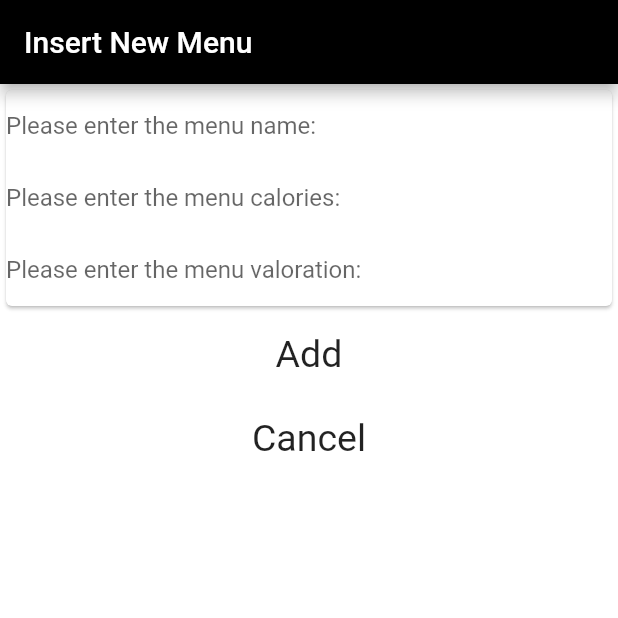
After one commit to JoakoDr/FastFoodFlutter, a Flutter app: the InsertFood screen opened directly, on a phone screen of 412 x 824 dp, the top half of it. The commit adds this screen. Run offline on Flutter 3.47's test engine with Material 2 defaults, Android fonts, the phone set to English and light mode, and no system bars; our stand-ins replace cloud_firestore, firebase_auth; accounts and stored records are empty.

Commit message:
Insert Design

```diff
--- /dev/null
+++ b/lib/InsertFood.dart
@@ -0,0 +1,82 @@
+import 'package:cloud_firestore/cloud_firestore.dart';
+import 'package:flutter/material.dart';
+import 'package:flutter_firebase/Models/Menu.dart';
+import 'package:flutter_firebase/main.dart';
+
+
+class InsertFood extends StatefulWidget {
+  Menu menu;
+
+  InsertFood();
+  @override
+  _InsertFoodState createState() {
+    return _InsertFoodState();
+  }
+}
+
+class _InsertFoodState extends State<InsertFood> {
+  final name = TextEditingController();
+  final valoration = TextEditingController();
+  final calories = TextEditingController();
+  @override
+  Widget build(BuildContext context) {
+    return Scaffold(
+      appBar: AppBar(title: Text('Insert New Menu'), backgroundColor: Colors.black,),
+      body: new Container(
+        color: Colors.white,
+        child: new Column(
+          crossAxisAlignment: CrossAxisAlignment.stretch,
+          children: <Widget>[
+            new Card(
+                child:
+                new Column(
+                  children: <Widget>[
+                    TextField(
+                      decoration: InputDecoration(
+                        border: InputBorder.none,
+                        hintText: "Please enter the menu name: ",
+                      ),
+                      controller: name,
+                    ),
+                    TextField(
+                      decoration: InputDecoration(
+                        border: InputBorder.none,
+                        hintText: "Please enter the menu calories: ",
+                      ),
+                      controller: calories,
+                    ),
+                    TextField(
+                      decoration: InputDecoration(
+                        border: InputBorder.none,
+                        hintText: "Please enter the menu valoration: ",
+                      ),
+                      controller: valoration,
+                    ),
+                  ],
+                )
+
+            ),
+
+            ListTile(
+              title: new Text("Add", style: TextStyle(fontSize: 25), textAlign: TextAlign.center,),
+              onTap: ()
+              {
+
+              },
+            ),
+            ListTile(
+              title: new Text("Cancel", style: TextStyle(fontSize: 25), textAlign: TextAlign.center,),
+              onTap: ()
+              {
+              },
+            ),
+          ],
+        ),
+      ),
+    );
+  }
+
+
+
+
+}
--- a/lib/main.dart
+++ b/lib/main.dart
@@ -2,6 +2,7 @@ import 'package:cloud_firestore/cloud_firestore.dart';
 import 'package:flutter/material.dart';
 import 'package:flutter_firebase/FastFoodDetails.dart';
 import 'package:flutter_firebase/FoodMenuDetails.dart';
+import 'package:flutter_firebase/InsertFood.dart';
 import 'package:flutter_firebase/Models/Restaurant.dart';
 import 'package:flutter_firebase/auth.dart';
 import 'package:flutter_firebase/logIn_SignUp.dart';
@@ -68,7 +69,7 @@ class _MyHomePageState extends State<MyHomePage> {
               title: Text("Insert", style: TextStyle(fontSize: 25),),
               onTap: ()
               {
-                print("No puedes pringao");
+                _insert();
               },
             ),
             ListTile(
@@ -94,6 +95,19 @@ class _MyHomePageState extends State<MyHomePage> {
       Navigator.pushReplacement(
         context,
         MaterialPageRoute(builder: (context) => MyHomePage()),
+      );
+    } catch (e) {
+      print(e);
+    }
+
+  }
+
+  void _insert() async {
+    try {
+      await auth.signOut();
+      Navigator.pushReplacement(
+        context,
+        MaterialPageRoute(builder: (context) => InsertFood()),
       );
     } catch (e) {
       print(e);
```
Also changed, not shown: lib/FoodMenuDetails.dart (+10 -68 lines).
